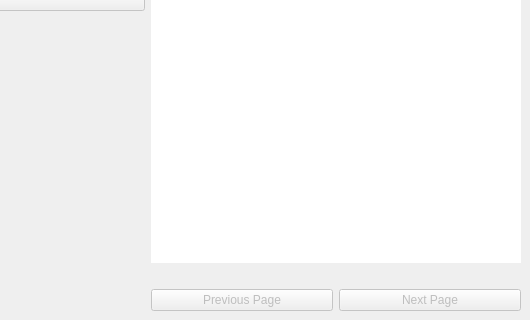
Qt form converter/window.ui (IHappyPlant/PDF_Converter) before a commit; both pictures show x 234 to 764 and y 160 to 480 of the 764 by 480 pixel window.
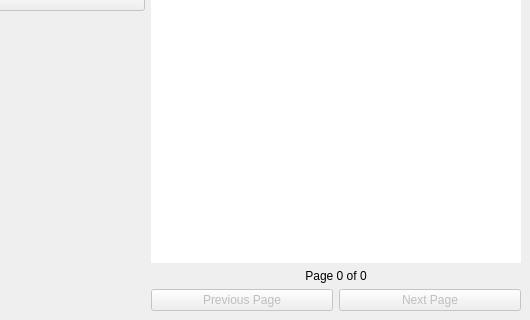
The same form after that commit.

Commit message: added new default text for page_numbers_label

Patch:
```diff
--- a/converter/window.ui
+++ b/converter/window.ui
@@ -266,7 +266,7 @@
       <item>
        <widget class="QLabel" name="page_numbers_label">
         <property name="text">
-         <string/>
+         <string>Page 0 of 0</string>
         </property>
         <property name="alignment">
          <set>Qt::AlignCenter</set>
```
The commit also changes 2 other files.
